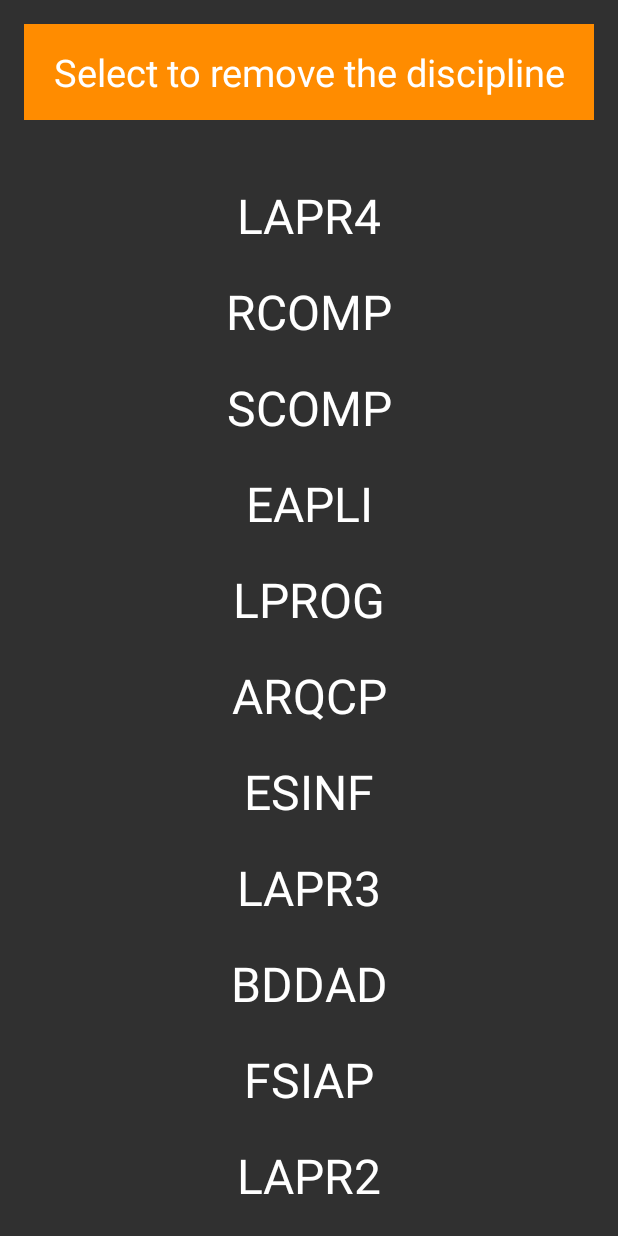
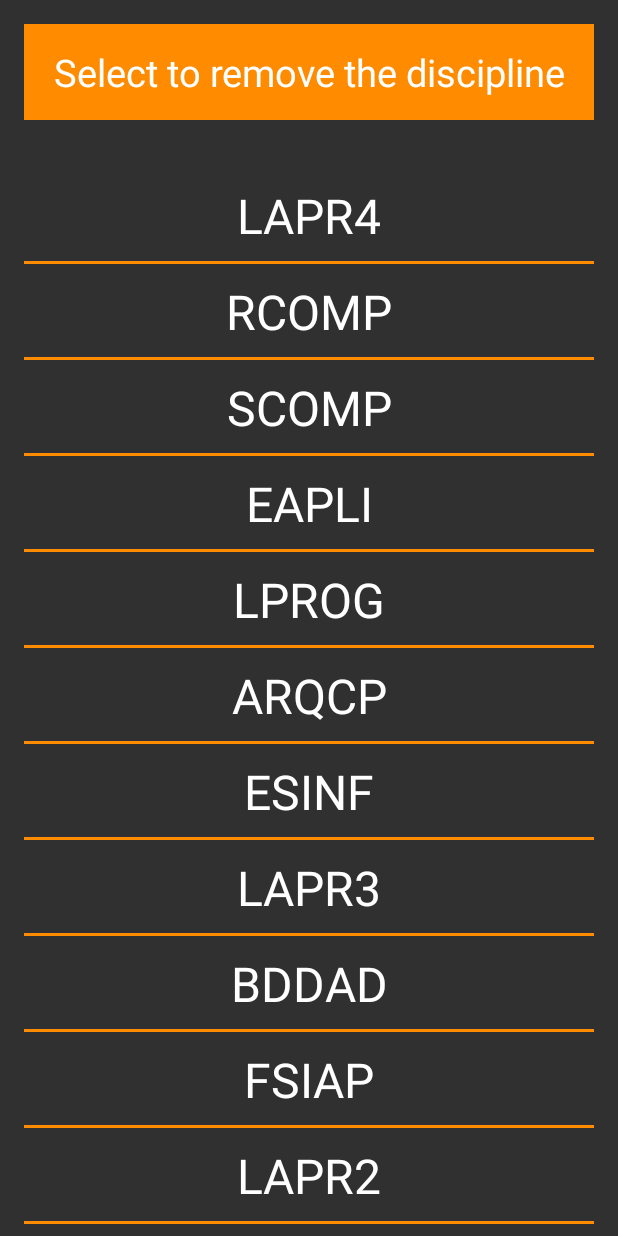
Before and after one commit to PedroBinds/FaculHelper, an Android app built with Jetpack Compose: the RemoveDiscipline screen opened directly, with no data from a screen before it, on a phone screen of 412 x 824 dp. Run offline under Robolectric (Android 15) with nearby library versions, the phone set to English and light mode, and no system bars.

Commit message:
Added UI tweaks

```diff
--- a/app/src/main/java/com/calculateaverageapp/faculhelper/AdapterShowDisciplines.java
+++ b/app/src/main/java/com/calculateaverageapp/faculhelper/AdapterShowDisciplines.java
@@ -2,6 +2,7 @@ package com.calculateaverageapp.faculhelper;
 
 import android.content.Context;
 import android.view.LayoutInflater;
+import android.view.View;
 import android.view.ViewGroup;
 
 import androidx.annotation.NonNull;
@@ -36,6 +37,9 @@ public class AdapterShowDisciplines extends RecyclerView.Adapter<ViewHolderShowD
         String message = "Final Grade: " + discipline.getFinalGrade() + " -> " + discipline.getCredits() + " ETS";
         holder.details.setText(message);
         holder.relativeLayout.setOnClickListener(view -> listener.onItemClicked(discipline));
+        if (position == disciplines.size() - 1) {
+            holder.backgroundDivider.setVisibility(View.GONE);
+        }
     }
 
     @Override
--- a/app/src/main/java/com/calculateaverageapp/faculhelper/NewAdapter.java
+++ b/app/src/main/java/com/calculateaverageapp/faculhelper/NewAdapter.java
@@ -2,6 +2,7 @@ package com.calculateaverageapp.faculhelper;
 
 import android.content.Context;
 import android.view.LayoutInflater;
+import android.view.View;
 import android.view.ViewGroup;
 
 import androidx.annotation.NonNull;
@@ -34,6 +35,9 @@ public class NewAdapter extends RecyclerView.Adapter<NewViewHolder> {
         holder.textView.setText(disciplines.get(position).getName());
 
         holder.relativeLayout.setOnClickListener(view -> listener.onItemClicked(disciplines.get(position)));
+        if (position == disciplines.size() - 1) {
+            holder.background.setVisibility(View.GONE);
+        }
     }
 
     @Override
--- a/app/src/main/java/com/calculateaverageapp/faculhelper/NewViewHolder.java
+++ b/app/src/main/java/com/calculateaverageapp/faculhelper/NewViewHolder.java
@@ -11,10 +11,12 @@ public class NewViewHolder extends RecyclerView.ViewHolder {
 
     TextView textView;
     RelativeLayout relativeLayout;
+    RelativeLayout background;
 
     public NewViewHolder(@NonNull View itemView) {
         super(itemView);
         textView = itemView.findViewById(R.id.disciplineNameRemove);
         relativeLayout = itemView.findViewById(R.id.relativeLayoutRemove);
+        background = itemView.findViewById(R.id.backgroundDividerSimple);
     }
 }
--- a/app/src/main/java/com/calculateaverageapp/faculhelper/ViewHolderShowDisciplines.java
+++ b/app/src/main/java/com/calculateaverageapp/faculhelper/ViewHolderShowDisciplines.java
@@ -11,11 +11,13 @@ public class ViewHolderShowDisciplines extends RecyclerView.ViewHolder {
     TextView name;
     TextView details;
     RelativeLayout relativeLayout;
+    RelativeLayout backgroundDivider;
 
     public ViewHolderShowDisciplines(@NonNull View itemView) {
         super(itemView);
         name = itemView.findViewById(R.id.disciplineNameShow);
         details = itemView.findViewById(R.id.disciplineInfoShow);
         relativeLayout = itemView.findViewById(R.id.relativeLayoutShow);
+        backgroundDivider = itemView.findViewById(R.id.backgroundDivider);
     }
 }
--- a/app/src/main/res/layout/discipline_view.xml
+++ b/app/src/main/res/layout/discipline_view.xml
@@ -14,5 +14,13 @@
         android:text="Example"
         android:textSize="32dp"/>
 
+    <RelativeLayout
+        android:id="@+id/backgroundDividerSimple"
+        android:layout_width="match_parent"
+        android:layout_height="2dp"
+        android:layout_alignBottom="@+id/disciplineNameRemove"
+        android:background="@color/orange"
+        android:layout_marginHorizontal="16dp"/>
+
 
 </RelativeLayout>
--- a/app/src/main/res/layout/main_menu.xml
+++ b/app/src/main/res/layout/main_menu.xml
@@ -88,7 +88,7 @@
         android:layout_width="wrap_content"
         android:layout_height="wrap_content"
         android:layout_alignParentBottom="true"
-        android:text="Copyright© 2024\nPedro Ferreira"
+        android:text="Made by\nPedro Ferreira"
         android:textColor="@color/orange"
         android:layout_margin="32dp"
         android:layout_centerHorizontal="true"
```
Also changed, not shown: app/src/main/res/layout/detailed_discipline_view.xml (+8 -0 lines).
